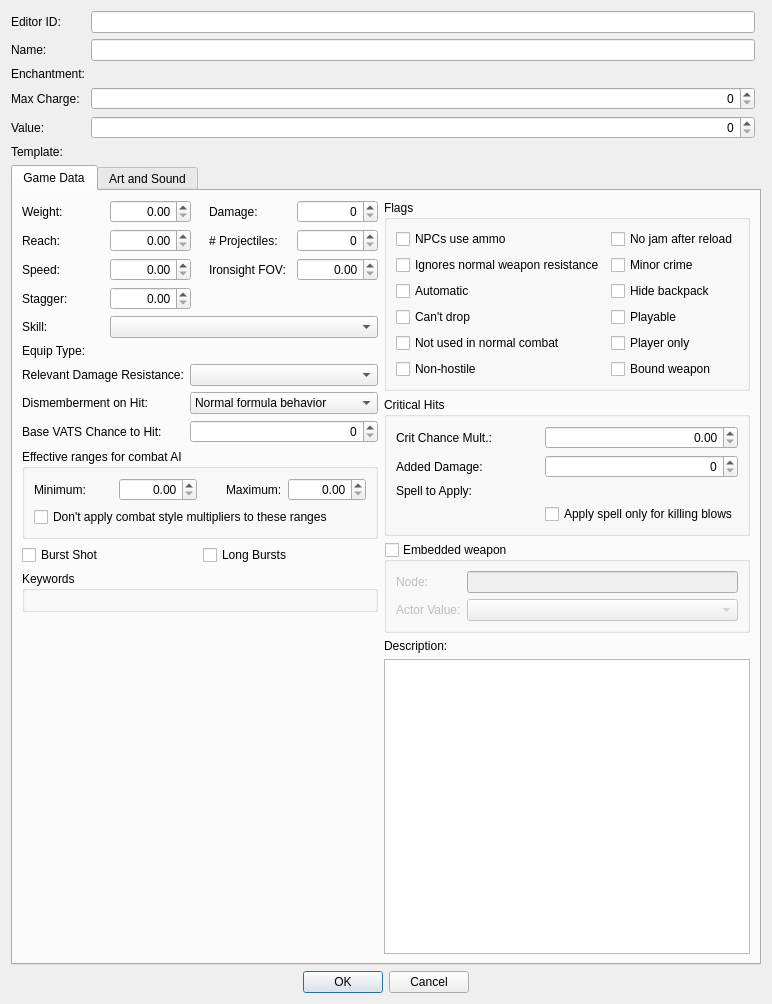
Qt form native/src/DovahKit/ui/form_windows/weapon.ui (DavidJCobb/DovahKit) before a commit.
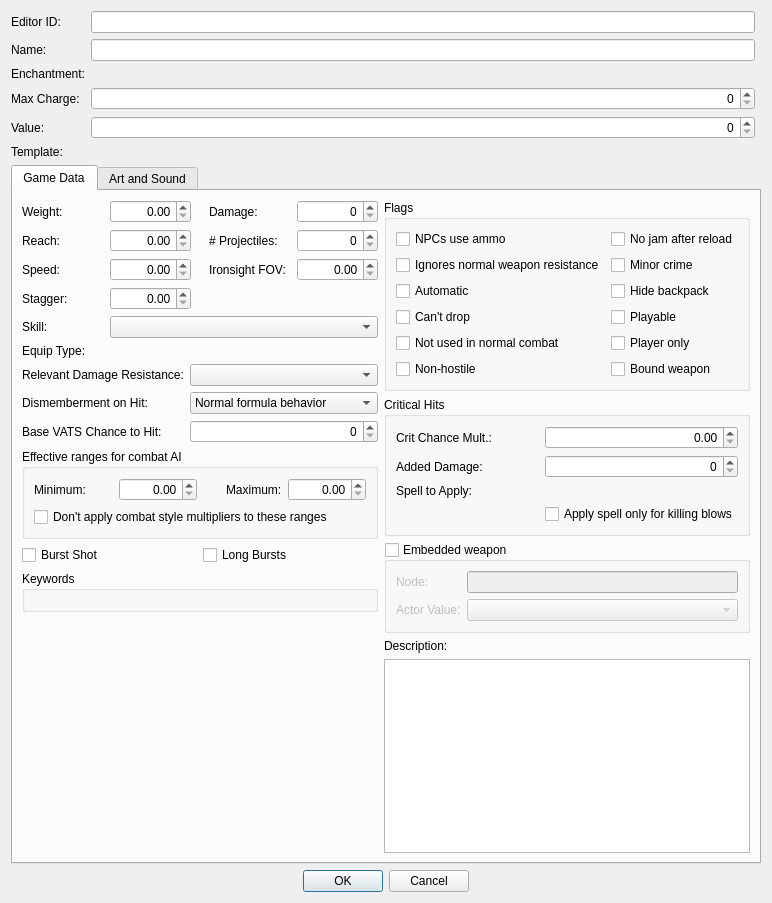
The same form after that commit. The open tabs and pages were chosen to show the change. Custom widgets are drawn as their Qt base class.

Commit message: WEAP backend and UI sizing fixes

```diff
--- a/native/src/DovahKit/ui/form_windows/weapon.ui
+++ b/native/src/DovahKit/ui/form_windows/weapon.ui
@@ -2,14 +2,6 @@
 <ui version="4.0">
  <class>FormDialogWeapon</class>
  <widget class="QDialog" name="FormDialogWeapon">
-  <property name="geometry">
-   <rect>
-    <x>0</x>
-    <y>0</y>
-    <width>754</width>
-    <height>1004</height>
-   </rect>
-  </property>
   <property name="windowTitle">
    <string>Weapon</string>
   </property>
```
Left out of the diff: 2 changed lines with no effect on the pictures. The commit also changes 2 other files.
